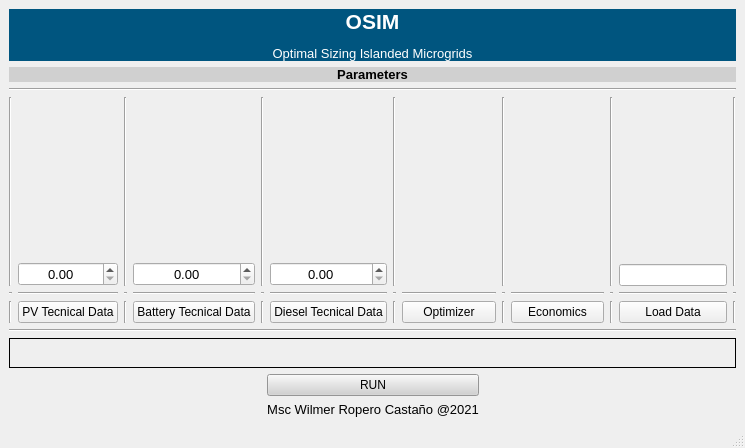
Before: the Qt Designer form interface/main.ui in WRopero/osim_microrredes, drawn with Qt 5.
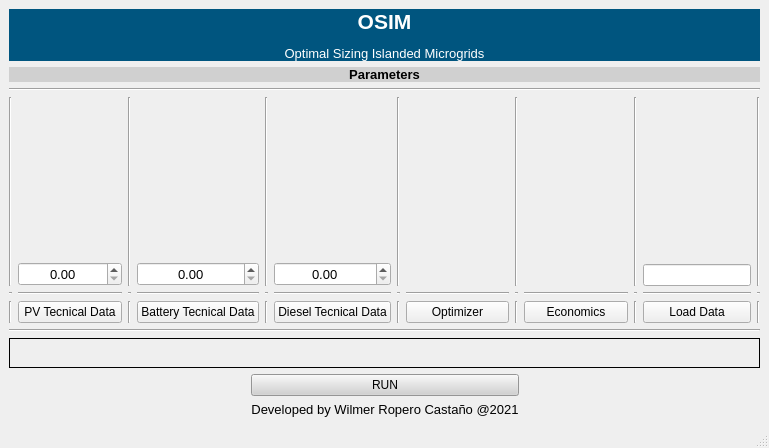
After: the same form once the commit is applied. Icons and pictures are not drawn.

Patch:
```diff
--- a/interface/main.ui
+++ b/interface/main.ui
@@ -6,7 +6,7 @@
    <rect>
     <x>0</x>
     <y>0</y>
-    <width>745</width>
+    <width>769</width>
     <height>448</height>
    </rect>
   </property>
@@ -46,7 +46,7 @@
        </sizepolicy>
       </property>
       <property name="text">
-       <string>&lt;html&gt;&lt;head/&gt;&lt;body&gt;&lt;p align=&quot;center&quot;&gt;&lt;span style=&quot; font-size:10pt; color:#000000;&quot;&gt;Msc Wilmer Ropero Castaño @2021&lt;/span&gt;&lt;/p&gt;&lt;/body&gt;&lt;/html&gt;</string>
+       <string>&lt;html&gt;&lt;head/&gt;&lt;body&gt;&lt;p align=&quot;center&quot;&gt;&lt;span style=&quot; font-size:10pt; color:#000000;&quot;&gt;Developed by Wilmer Ropero Castaño @2021&lt;/span&gt;&lt;/p&gt;&lt;/body&gt;&lt;/html&gt;</string>
       </property>
      </widget>
     </item>
```
Left out of the diff: 2 changed lines with no effect on the pictures.
